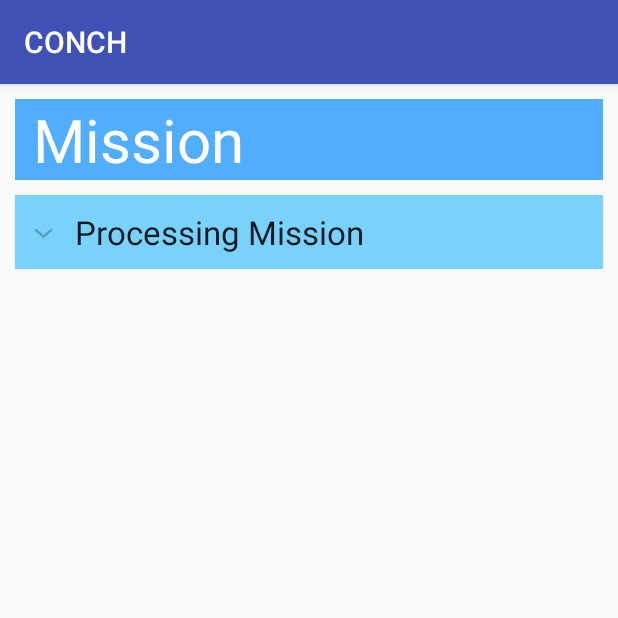
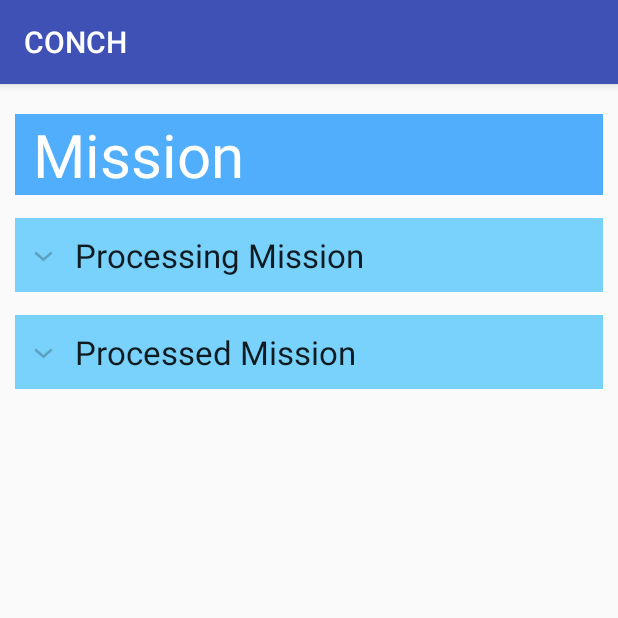
Before and after one commit to PyeongchangContest/pyeongchang, an Android app: the screen it shows after launch (MissionActivity), on a phone screen of 412 x 824 dp, the top half of it. Run offline under Robolectric (Android 15) with nearby library versions, the phone set to English and light mode, and no system bars.

Commit message:
add processedMission List in the missionActivity - gayeon

```diff
--- a/CONCH/app/src/main/java/com/pyeongchang/conch/conch/MissionActivity.java
+++ b/CONCH/app/src/main/java/com/pyeongchang/conch/conch/MissionActivity.java
@@ -15,31 +15,20 @@ import java.util.ArrayList;
 import java.util.List;
 
 public class MissionActivity extends AppCompatActivity {
-    private AnimatedExpandableListView listView;
-    private ExampleAdapter adapter;
+    private AnimatedExpandableListView listView1;
+    private AnimatedExpandableListView listView2;
+    private ExampleAdapter adapter1;
+    private ExampleAdapter adapter2;
 
     @Override
     protected void onCreate(Bundle savedInstanceState) {
         super.onCreate(savedInstanceState);
         setContentView(R.layout.activity_mission);
 
-        List<GroupItem> items = new ArrayList<GroupItem>();
+        List<GroupItem> items1 = new ArrayList<GroupItem>();
+        List<GroupItem> items2 = new ArrayList<GroupItem>();
 
-//        for(int i = 1; i < 6; i++) {
-//            GroupItem item = new GroupItem();
-//
-//            item.title = "Group" + i;
-//
-//            for(int j = 0; j < i; j++) {
-//                ChildItem child = new ChildItem();
-//                child.title = "Awesome item" + j;
-//                child.hint = "Too awesome";
-//
-//                item.items.add(child);
-//            }
-//
-//            items.add(item);
-//        }
+        /****************processingMissionList Start********************/
         GroupItem processingMission = new GroupItem();
         processingMission.title = "Processing Mission";
 
@@ -54,22 +43,55 @@ public class MissionActivity extends AppCompatActivity {
         ChildItem quizMission = new ChildItem();
         quizMission.title = "Let's solve the quiz!";
         processingMission.items.add(quizMission);
+        /****************processingMissionList End********************/
 
-        items.add(processingMission);
+        /****************processedMissionList Start********************/
+        GroupItem processedMission = new GroupItem();
+        processedMission.title = "Processed Mission";
 
-        adapter = new ExampleAdapter(this);
-        adapter.setData(items);
+        for(int i = 0; i < 5; i++) {
+            ChildItem child = new ChildItem();
+            child.title = "Awesome item" + i;
+            child.hint = "Too awesome";
 
-        listView = (AnimatedExpandableListView) findViewById(R.id.processingMissionList);
-        listView.setAdapter(adapter);
+            processedMission.items.add(child);
+        }
+        /****************processedMissionList End********************/
 
-        listView.setOnGroupClickListener(new ExpandableListView.OnGroupClickListener() {
+        items1.add(processingMission);
+        items2.add(processedMission);
+
+        adapter1 = new ExampleAdapter(this);
+        adapter1.setData(items1);
+
+        adapter2 = new ExampleAdapter(this);
+        adapter2.setData(items2);
+
+        listView1 = (AnimatedExpandableListView) findViewById(R.id.processingMissionList);
+        listView1.setAdapter(adapter1);
+
+        listView2 = (AnimatedExpandableListView) findViewById(R.id.processedMissionList);
+        listView2.setAdapter(adapter2);
+
+        listView1.setOnGroupClickListener(new ExpandableListView.OnGroupClickListener() {
             @Override
             public boolean onGroupClick(ExpandableListView parent, View view, int groupPosition, long id) {
-                if(listView.isGroupExpanded(groupPosition)) {
-                    listView.collapseGroupWithAnimation(groupPosition);
+                if(listView1.isGroupExpanded(groupPosition)) {
+                    listView1.collapseGroupWithAnimation(groupPosition);
                 } else {
-                    listView.expandGroupWithAnimation(groupPosition);
+                    listView1.expandGroupWithAnimation(groupPosition);
+                }
+                return true;
+            }
+        });
+
+        listView2.setOnGroupClickListener(new ExpandableListView.OnGroupClickListener() {
+            @Override
+            public boolean onGroupClick(ExpandableListView parent, View view, int groupPosition, long id) {
+                if(listView2.isGroupExpanded(groupPosition)) {
+                    listView2.collapseGroupWithAnimation(groupPosition);
+                } else {
+                    listView2.expandGroupWithAnimation(groupPosition);
                 }
                 return true;
             }
--- a/CONCH/app/src/main/res/layout/activity_mission.xml
+++ b/CONCH/app/src/main/res/layout/activity_mission.xml
@@ -5,7 +5,7 @@
     android:layout_height="match_parent"
     android:layout_marginLeft="10dp"
     android:layout_marginRight="10dp"
-    android:layout_marginTop="10dp"
+    android:layout_marginTop="20dp"
     tools:context=".MissionActivity" >
 
     <TextView
@@ -15,7 +15,7 @@
         android:textColor="@android:color/white"
         android:textSize="40dp"
         android:background="#50AEFC"
-        android:layout_marginBottom="10dp"
+        android:layout_marginBottom="15dp"
         android:paddingLeft="12dp"/>
 
     <com.idunnololz.widgets.AnimatedExpandableListView
@@ -23,7 +23,14 @@
         android:layout_width="match_parent"
         android:layout_height="wrap_content"
         android:background="#78D2FC"
+        android:layout_marginBottom="15dp"
         />
 
+    <com.idunnololz.widgets.AnimatedExpandableListView
+        android:id="@+id/processedMissionList"
+        android:layout_width="match_parent"
+        android:layout_height="wrap_content"
+        android:background="#78D2FC"
+        />
 
 </LinearLayout>
```
